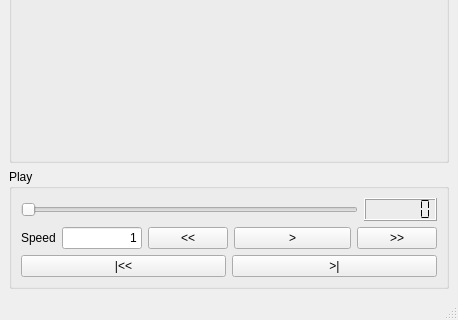
Above: lib/roby/log/gui/replay.ui from rock-core/tools-roby before the change; both pictures show x 0 to 458 and y 420 to 740 of the 458 by 740 pixel window. Below: the same form after it.
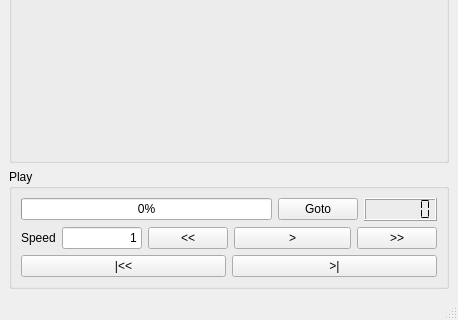
That is the form after the change.

Commit message: [log] use a progress bar to show progression and implement #goto

Diff of the .ui file:
```diff
--- a/lib/roby/log/gui/replay.ui
+++ b/lib/roby/log/gui/replay.ui
@@ -168,12 +168,22 @@
           <number>6</number>
          </property>
          <item>
-          <widget class="QSlider" name="time_slider" >
+          <widget class="QProgressBar" name="progress" >
+           <property name="value" >
+            <number>0</number>
+           </property>
            <property name="orientation" >
             <enum>Qt::Horizontal</enum>
            </property>
           </widget>
          </item>
+         <item>
+          <widget class="QPushButton" name="goto" >
+           <property name="text" >
+            <string>Goto</string>
+           </property>
+          </widget>
+         </item>
          <item>
           <widget class="QLCDNumber" name="time_lcd" >
            <property name="numDigits" >
```
The commit also changes 2 other files.
